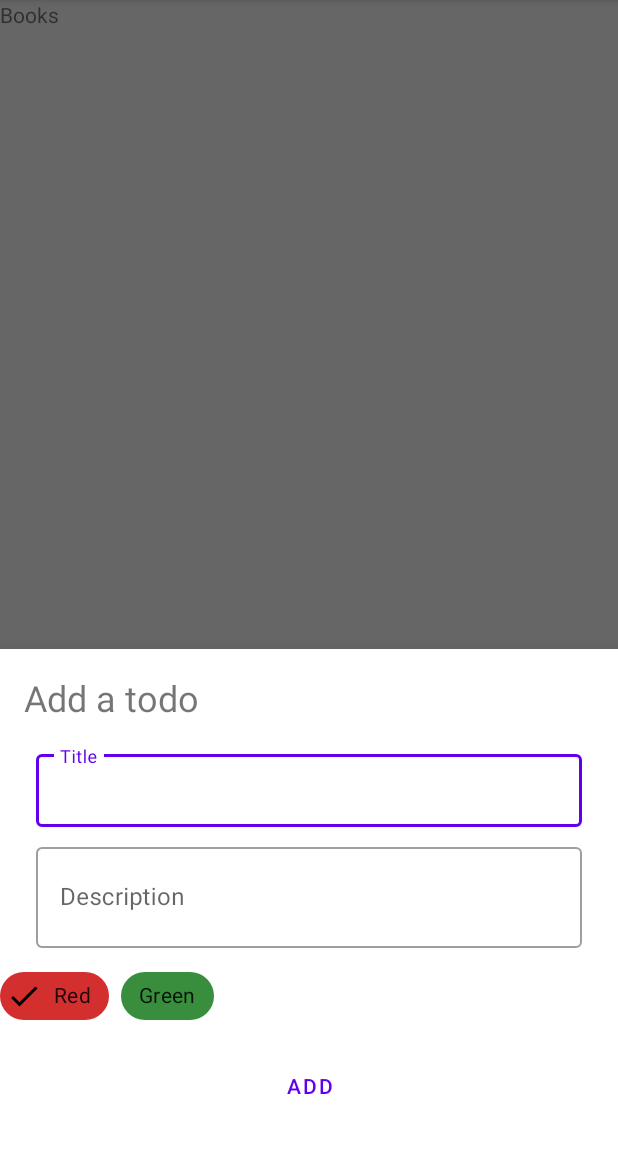
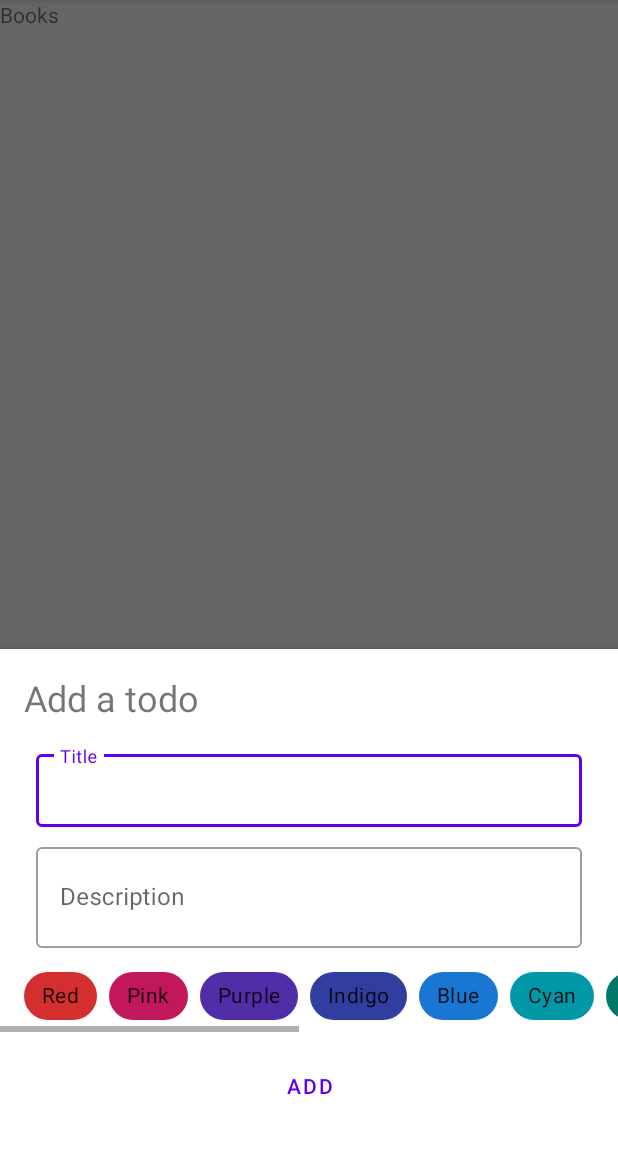
Before and after one commit to aryanarora180/shiftr, an Android app: the fragment AddTodoBottomSheetFragment placed in its activity, on a phone screen of 412 x 824 dp, the part 84-1236 px from its top. Run offline under Robolectric (Android 15) with nearby library versions, the phone set to English and light mode, and no system bars; our stand-ins replace Dagger/Hilt's generated code, navigation-ui; libraries missing offline, so code that uses them is left out: androidx.hilt.lifecycle.

Commit message:
Adding select color option for adding todo

```diff
--- a/app/src/main/java/com/example/shiftr/view/todo/AddTodoBottomSheetFragment.kt
+++ b/app/src/main/java/com/example/shiftr/view/todo/AddTodoBottomSheetFragment.kt
@@ -6,6 +6,7 @@ import android.view.View
 import android.view.ViewGroup
 import androidx.fragment.app.activityViewModels
 import androidx.lifecycle.Observer
+import com.example.shiftr.R
 import com.example.shiftr.data.SingleLiveEvent
 import com.example.shiftr.databinding.AddTodoFragmentBinding
 import com.example.shiftr.view.showSnackbar
@@ -79,7 +80,21 @@ class AddTodoBottomSheetFragment : BottomSheetDialogFragment() {
     }
 
     private fun getSelectedColor(): String {
-        return "#D32F2F"
+        return when (binding.colorChipGroup.checkedChipId) {
+            R.id.chip_red -> "#D32F2F"
+            R.id.chip_pink -> "#C2185B"
+            R.id.chip_purple -> "#512DA8"
+            R.id.chip_indigo -> "#303F9F"
+            R.id.chip_blue -> "#1976D2"
+            R.id.chip_cyan -> "#0097A7"
+            R.id.chip_teal -> "#00796B"
+            R.id.chip_green -> "#388E3C"
+            R.id.chip_amber -> "#FFA000"
+            R.id.chip_orange -> "#E64A19"
+            R.id.chip_brown -> "#5D4037"
+            R.id.chip_gray -> "#455A64"
+            else -> "#D32F2F"
+        }
     }
 
     companion object {
--- a/app/src/main/res/layout/add_todo_fragment.xml
+++ b/app/src/main/res/layout/add_todo_fragment.xml
@@ -65,15 +65,21 @@
 
             </com.google.android.material.textfield.TextInputLayout>
 
+            <HorizontalScrollView
+                android:id="@+id/colors_horizontal_scroll"
+                android:layout_width="match_parent"
+                android:layout_height="wrap_content"
+                app:layout_constraintEnd_toEndOf="parent"
+                app:layout_constraintStart_toStartOf="parent"
+                app:layout_constraintTop_toBottomOf="@+id/description_layout">
+
             <com.google.android.material.chip.ChipGroup
                 android:id="@+id/color_chip_group"
-                android:layout_width="match_parent"
+                android:layout_width="wrap_content"
                 android:layout_height="wrap_content"
                 android:layout_marginTop="8dp"
-                app:layout_constraintEnd_toEndOf="parent"
-                app:layout_constraintStart_toStartOf="parent"
-                app:layout_constraintTop_toBottomOf="@+id/description_layout"
                 app:singleLine="true"
+                app:selectionRequired="true"
                 app:singleSelection="true">
 
                 <com.google.android.material.chip.Chip
@@ -82,18 +88,112 @@
                     android:layout_width="wrap_content"
                     android:layout_height="wrap_content"
                     android:text="@string/red"
+                    android:layout_marginStart="16dp"
                     android:checked="true"
                     app:chipBackgroundColor="#D32F2F" />
+
+                <com.google.android.material.chip.Chip
+                    android:id="@+id/chip_pink"
+                    style="@style/Widget.MaterialComponents.Chip.Filter"
+                    android:layout_width="wrap_content"
+                    android:layout_height="wrap_content"
+                    android:text="Pink"
+                    android:checked="true"
+                    app:chipBackgroundColor="#C2185B" />
+
+                <com.google.android.material.chip.Chip
+                    android:id="@+id/chip_purple"
+                    style="@style/Widget.MaterialComponents.Chip.Filter"
+                    android:layout_width="wrap_content"
+                    android:layout_height="wrap_content"
+                    android:text="Purple"
+                    android:checked="true"
+                    app:chipBackgroundColor="#512DA8" />
+
+                <com.google.android.material.chip.Chip
+                    android:id="@+id/chip_indigo"
+                    style="@style/Widget.MaterialComponents.Chip.Filter"
+                    android:layout_width="wrap_content"
+                    android:layout_height="wrap_content"
+                    android:text="Indigo"
+                    android:checked="true"
+                    app:chipBackgroundColor="#303F9F" />
+
+                <com.google.android.material.chip.Chip
+                    android:id="@+id/chip_blue"
+                    style="@style/Widget.MaterialComponents.Chip.Filter"
+                    android:layout_width="wrap_content"
+                    android:layout_height="wrap_content"
+                    android:text="Blue"
+                    android:checked="true"
+                    app:chipBackgroundColor="#1976D2" />
+
+                <com.google.android.material.chip.Chip
+                    android:id="@+id/chip_cyan"
+                    style="@style/Widget.MaterialComponents.Chip.Filter"
+                    android:layout_width="wrap_content"
+                    android:layout_height="wrap_content"
+                    android:text="Cyan"
+                    android:checked="true"
+                    app:chipBackgroundColor="#0097A7" />
+
+                <com.google.android.material.chip.Chip
+                    android:id="@+id/chip_teal"
+                    style="@style/Widget.MaterialComponents.Chip.Filter"
+                    android:layout_width="wrap_content"
+                    android:layout_height="wrap_content"
+                    android:text="Teal"
+                    android:checked="true"
+                    app:chipBackgroundColor="#00796B" />
+
+                <com.google.android.material.chip.Chip
+                    android:id="@+id/chip_green"
+                    style="@style/Widget.MaterialComponents.Chip.Filter"
+                    android:layout_width="wrap_content"
+                    android:layout_height="wrap_content"
+                    android:text="Green"
+                    android:checked="true"
+                    app:chipBackgroundColor="#388E3C" />
+
+                <com.google.android.material.chip.Chip
+                    android:id="@+id/chip_amber"
+                    style="@style/Widget.MaterialComponents.Chip.Filter"
+                    android:layout_width="wrap_content"
+                    android:layout_height="wrap_content"
+                    android:text="Amber"
+                    android:checked="true"
+                    app:chipBackgroundColor="#FFA000" />
 
                 <com.google.android.material.chip.Chip
                     android:id="@+id/chip_orange"
                     style="@style/Widget.MaterialComponents.Chip.Filter"
                     android:layout_width="wrap_content"
                     android:layout_height="wrap_content"
-                    android:text="@string/green"
-                    app:chipBackgroundColor="#388E3C" />
+                    android:text="Orange"
+                    android:checked="true"
+                    app:chipBackgroundColor="#E64A19" />
+
+                <com.google.android.material.chip.Chip
+                    android:id="@+id/chip_brown"
+                    style="@style/Widget.MaterialComponents.Chip.Filter"
+                    android:layout_width="wrap_content"
+                    android:layout_height="wrap_content"
+                    android:text="Brown"
+                    android:checked="true"
+                    app:chipBackgroundColor="#5D4037" />
+
+                <com.google.android.material.chip.Chip
+                    android:id="@+id/chip_gray"
+                    style="@style/Widget.MaterialComponents.Chip.Filter"
+                    android:layout_width="wrap_content"
+                    android:layout_height="wrap_content"
+                    android:text="Gray"
+                    android:layout_marginEnd="16dp"
+                    app:chipBackgroundColor="#455A64" />
 
             </com.google.android.material.chip.ChipGroup>
+
+            </HorizontalScrollView>
 
             <com.google.android.material.button.MaterialButton
                 android:id="@+id/apply_button"
@@ -109,7 +209,7 @@
                 app:layout_constraintBottom_toBottomOf="parent"
                 app:layout_constraintEnd_toEndOf="parent"
                 app:layout_constraintStart_toStartOf="parent"
-                app:layout_constraintTop_toBottomOf="@+id/color_chip_group" />
+                app:layout_constraintTop_toBottomOf="@+id/colors_horizontal_scroll" />
 
             <ProgressBar
                 android:id="@+id/apply_progress"
```
